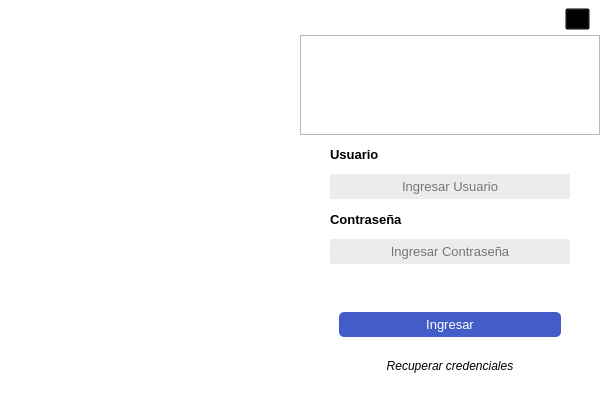
This is Project/frontend/Login.ui in LAngelVp/SistemaPOS as Qt 5 draws it before an edit. The edited form follows.
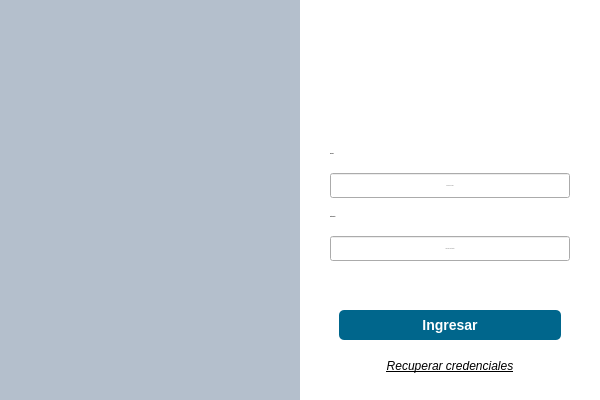
This is the edited form. Icons and pictures are not drawn.

Commit message: Configuracion del login

```diff
--- a/Project/frontend/Login.ui
+++ b/Project/frontend/Login.ui
@@ -26,37 +26,51 @@
    <string>MainWindow</string>
   </property>
   <property name="styleSheet">
-   <string notr="true">#panel_principal{
+   <string notr="true">#panel_derecha{
+	background-color: rgb(255, 255, 255);
+}
+#frame{
+	background-color: transparent;
+}
+[objectName ^=&quot;lbl&quot;]{
+	color: rgb(0, 0, 0);
+	font-family : Arial;
+	font-size:16px;
+}
+[objectName ^=&quot;txt&quot;] {
+	color: rgb(255, 255, 255);
+	font-family : Arial;
+	font-size:14px;
+	border:0px;
+	background-color: rgb(184, 184, 184);
+}
+#panel_principal{
 background-color: rgb(255, 255, 255);
 }
 #panel_izquierda{
-background-color: rgb(255, 255, 255);
-}
-#txt_usuario{
-	border-radius: 2px;
-}
-#txt_contrasena{
-	border-radius: 2px;
+	background-color: rgb(180, 191, 204);
 }
 #btn_ingresar{
 	border-radius: 5px;
-	background-color: rgb(66, 93, 200);
+	background-color: rgb(0, 102, 140);
+	min-height: 30px;
 	color: rgb(255, 255, 255);
+	font-size: 14px;
+	font-family: Arial;
+	font-weight: bold;
 }
 #btn_ingresar::hover{
 	background-color: rgb(82, 116, 250);
 }
-#lbl_datos_incorrectos{
-	color: rgb(255, 0, 4);
-}
-#txt_usuario{
-	background-color: rgb(236, 236, 236);
-}
-#txt_contrasena{
-	background-color: rgb(236, 236, 236);
+#lbr_recuperar_credenciales{
+	font-size: 12px;
+	color: rgb(0, 0, 0);
+	font-family : Arial;
+	text-decoration:underline;
 }
 #btn_cerrar{
 	background-color:  transparent;
+	border:None;
 }</string>
   </property>
   <widget class="QWidget" name="panel_principal">
@@ -139,7 +153,7 @@
              <enum>Qt::PlainText</enum>
             </property>
             <property name="pixmap">
-             <pixmap>../../../../../Downloads/logo.png</pixmap>
+             <pixmap>../Source/Dev_Rous_SF.png</pixmap>
             </property>
             <property name="scaledContents">
              <bool>true</bool>
@@ -207,7 +221,7 @@
               <number>5</number>
              </property>
              <property name="rightMargin">
-              <number>10</number>
+              <number>5</number>
              </property>
              <property name="bottomMargin">
               <number>0</number>
@@ -304,7 +318,7 @@
                 <string/>
                </property>
                <property name="pixmap">
-                <pixmap>../../../../../Downloads/login_img.png</pixmap>
+                <pixmap>../../../PruebasCodigo-master/icons/user-shield.svg</pixmap>
                </property>
                <property name="scaledContents">
                 <bool>true</bool>
@@ -340,7 +354,7 @@
                <property name="font">
                 <font>
                  <family>Arial</family>
-                 <pointsize>10</pointsize>
+                 <pointsize>-1</pointsize>
                  <weight>75</weight>
                  <bold>true</bold>
                 </font>
@@ -370,7 +384,7 @@
                <property name="font">
                 <font>
                  <family>Arial</family>
-                 <pointsize>10</pointsize>
+                 <pointsize>-1</pointsize>
                 </font>
                </property>
                <property name="layoutDirection">
@@ -389,7 +403,7 @@
                <property name="font">
                 <font>
                  <family>Arial</family>
-                 <pointsize>10</pointsize>
+                 <pointsize>-1</pointsize>
                  <weight>75</weight>
                  <bold>true</bold>
                 </font>
@@ -419,7 +433,7 @@
                <property name="font">
                 <font>
                  <family>Arial</family>
-                 <pointsize>10</pointsize>
+                 <pointsize>-1</pointsize>
                 </font>
                </property>
                <property name="layoutDirection">
@@ -438,6 +452,7 @@
                <property name="font">
                 <font>
                  <family>Arial</family>
+                 <pointsize>-1</pointsize>
                  <italic>true</italic>
                 </font>
                </property>
@@ -460,7 +475,7 @@
                   <property name="minimumSize">
                    <size>
                     <width>0</width>
-                    <height>25</height>
+                    <height>30</height>
                    </size>
                   </property>
                   <property name="maximumSize">
@@ -472,7 +487,9 @@
                   <property name="font">
                    <font>
                     <family>Arial</family>
-                    <pointsize>10</pointsize>
+                    <pointsize>-1</pointsize>
+                    <weight>75</weight>
+                    <bold>true</bold>
                    </font>
                   </property>
                   <property name="cursor">
@@ -490,11 +507,13 @@
               </widget>
              </item>
              <item>
-              <widget class="QLabel" name="lbl_recuperar_credenciales">
+              <widget class="QLabel" name="lbr_recuperar_credenciales">
                <property name="font">
                 <font>
                  <family>Arial</family>
+                 <pointsize>-1</pointsize>
                  <italic>true</italic>
+                 <underline>true</underline>
                 </font>
                </property>
                <property name="cursor">
```
The commit also changes 1878 other files.
